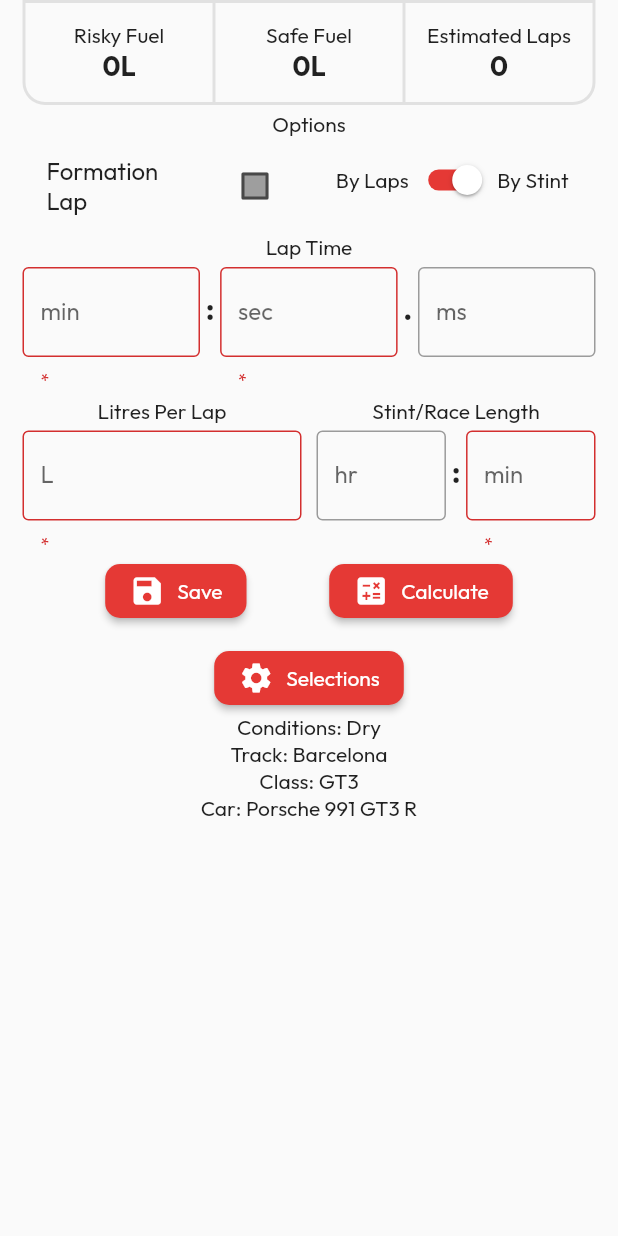
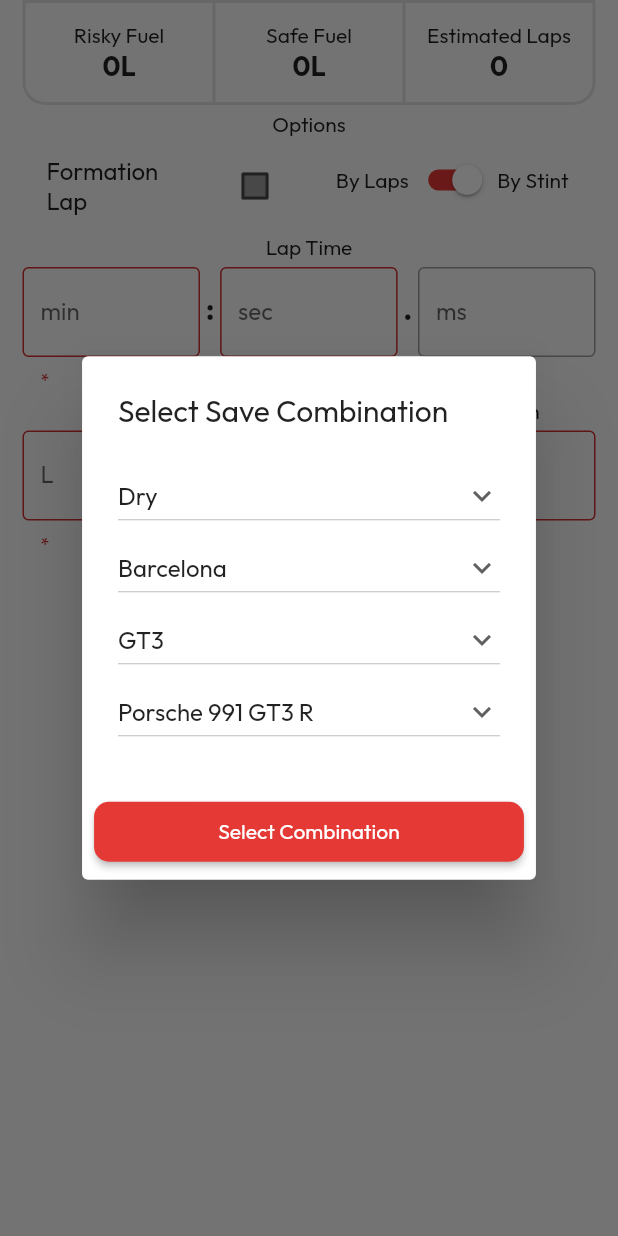
Before and after one commit to IntuitionLabsDevelopment/acc_fuel_app_flutter, a Flutter app: what calculatorScreen() shows on an empty page, opened directly, after a tap on "Calculate", after a tap on "Selections", on a phone screen of 412 x 824 dp. Run offline on Flutter 3.47's test engine with Material 2 defaults, Android fonts, the phone set to English and light mode, and no system bars; our stand-ins replace in_app_review, shared_preferences; accounts and stored records are empty.

Commit message:
Select dropdowns

```diff
--- a/lib/modules/screens/calculator_screen.dart
+++ b/lib/modules/screens/calculator_screen.dart
@@ -14,7 +14,7 @@ Widget calculatorScreen(BuildContext context) {
         children: [
           calculatorOutputDisplay(context),
           const CalculatorForm(),
-          calculatorSelectionsSection()
+          calculatorSelectionsSection(context)
         ],
       ),
     ),
--- a/lib/utils/helpers/car_info_helper.dart
+++ b/lib/utils/helpers/car_helper.dart
@@ -27,9 +27,18 @@ String getCarNameFromId(String id) {
 }
 
 List<String> getCarsFromClass(String carClass) {
-  List<String>? cars = constants.classes[carClass];
+  Map<String, List<String>> classesMap = Map.of(constants.classes);
+  List<String>? cars = classesMap[carClass];
+
   if (cars == null) {
     throw Error();
   }
-  return cars;
+
+  Map<String, String> carsMap = constants.cars;
+  Map<String, String> filteredCars = Map.from(carsMap)
+    ..removeWhere((key, value) => !cars.contains(key));
+  /* SORT ALPHABETICALLY */
+  List<String> filteredAndSortedCarIds = List.from(filteredCars.keys)
+    ..sort((a, b) => getCarNameFromId(a).compareTo(getCarNameFromId(b)));
+  return filteredAndSortedCarIds;
 }
--- /dev/null
+++ b/lib/utils/helpers/conditions_helper.dart
@@ -0,0 +1,18 @@
+import 'package:acc_fuel_app_flutter/constants/app_constants.dart' as constants;
+
+String getConditionsIdFromName(String name) {
+  if (constants.trackConditions.containsValue(name)) {
+    String id = constants.trackConditions.keys
+        .firstWhere((element) => constants.trackConditions[element] == name);
+    return id;
+  }
+  throw Error();
+}
+
+String getConditionsNameFromId(String id) {
+  String? name = constants.trackConditions[id];
+  if (name == null) {
+    throw Error();
+  }
+  return name;
+}
--- /dev/null
+++ b/lib/utils/helpers/track_helper.dart
@@ -0,0 +1,18 @@
+import 'package:acc_fuel_app_flutter/constants/app_constants.dart' as constants;
+
+String getTrackIdFromName(String name) {
+  if (constants.tracks.containsValue(name)) {
+    String id = constants.tracks.keys
+        .firstWhere((element) => constants.tracks[element] == name);
+    return id;
+  }
+  throw Error();
+}
+
+String getTrackNameFromId(String id) {
+  String? name = constants.tracks[id];
+  if (name == null) {
+    throw Error();
+  }
+  return name;
+}
--- a/lib/utils/ui/app_dialogs.dart
+++ b/lib/utils/ui/app_dialogs.dart
@@ -1,4 +1,9 @@
+import 'package:acc_fuel_app_flutter/utils/helpers/car_helper.dart';
+import 'package:acc_fuel_app_flutter/utils/helpers/conditions_helper.dart';
+import 'package:acc_fuel_app_flutter/utils/helpers/track_helper.dart';
+import 'package:acc_fuel_app_flutter/widgets/buttons/dropdown_button.dart';
 import 'package:acc_fuel_app_flutter/widgets/buttons/full_width_elevated_button.dart';
+import 'package:acc_fuel_app_flutter/widgets/selections_section.dart';
 import 'package:flutter/material.dart';
 import 'package:acc_fuel_app_flutter/constants/app_constants.dart' as constants;
 import 'package:in_app_review/in_app_review.dart';
@@ -48,3 +53,83 @@ void migrationDialog(BuildContext context) async {
     ),
   );
 }
+
+void calculatorOptionsDialog(BuildContext context) async {
+  showDialog(
+    context: context,
+    builder: (context) => AlertDialog(
+      title: const Text('Select Save Combination'),
+      content: Column(
+        mainAxisSize: MainAxisSize.min,
+        children: [
+          ValueListenableBuilder(
+              valueListenable: conditionsNotifier,
+              builder:
+                  (BuildContext context, String conditions, Widget? child) {
+                return dropdownButton(
+                    value: conditions,
+                    title: 'Conditions',
+                    options: constants.trackConditions.keys.toList(),
+                    optionMapper: (dynamic conditionsId) {
+                      return Text(getConditionsNameFromId(conditionsId));
+                    },
+                    onChanged: (dynamic value) {
+                      updateConditions(value);
+                    });
+              }),
+          ValueListenableBuilder(
+              valueListenable: tracksNotifier,
+              builder: (BuildContext context, String track, Widget? child) {
+                return dropdownButton(
+                    value: track,
+                    title: 'Track',
+                    options: constants.tracks.keys.toList(),
+                    optionMapper: (dynamic trackId) {
+                      return Text(getTrackNameFromId(trackId));
+                    },
+                    onChanged: (dynamic value) {
+                      updateTracks(value);
+                    });
+              }),
+          ValueListenableBuilder(
+              valueListenable: classNotifier,
+              builder: (BuildContext context, String carClass, Widget? child) {
+                return dropdownButton(
+                    value: carClass,
+                    title: 'Class',
+                    options: constants.classes.keys.toList(),
+                    onChanged: (dynamic value) {
+                      updateClass(value);
+                    });
+              }),
+          ValueListenableBuilder(
+              valueListenable: carOptionsNotifier,
+              builder:
+                  (BuildContext context, List<String> options, Widget? child) {
+                return ValueListenableBuilder(
+                    valueListenable: carNotifier,
+                    builder: (BuildContext context, String car, Widget? child) {
+                      return dropdownButton(
+                          value: car,
+                          title: 'Car',
+                          options: options,
+                          optionMapper: (dynamic carId) {
+                            return Text(getCarNameFromId(carId));
+                          },
+                          onChanged: (dynamic value) {
+                            updateCar(value);
+                          });
+                    });
+              }),
+        ],
+      ),
+      actions: [
+        fullWidthElevatedButton(
+            onPressed: () {
+              Navigator.of(context).pop();
+            },
+            child: const Text('Select Combination'))
+      ],
+    ),
+  );
+}
--- /dev/null
+++ b/lib/widgets/buttons/dropdown_button.dart
@@ -0,0 +1,23 @@
+import 'package:flutter/material.dart';
+
+Widget dropdownButton({
+  required String value,
+  required String title,
+  required List<String> options,
+  required void Function(dynamic) onChanged,
+  Widget Function(dynamic)? optionMapper,
+}) {
+  return DropdownButton(
+    isExpanded: true,
+    value: value,
+    icon: const Icon(Icons.keyboard_arrow_down),
+    hint: Text(title),
+    onChanged: onChanged,
+    items: options.map<DropdownMenuItem<String>>((String value) {
+      return DropdownMenuItem<String>(
+        value: value,
+        child: optionMapper != null ? optionMapper(value) : Text(value),
+      );
+    }).toList(),
+  );
+}
--- a/lib/widgets/calculator_output_section.dart
+++ b/lib/widgets/calculator_output_section.dart
@@ -2,6 +2,7 @@ import 'package:flutter/material.dart';
 
 Widget calculatorOutputSection({required String title, required String value}) {
   return Column(
+    mainAxisSize: MainAxisSize.min,
     mainAxisAlignment: MainAxisAlignment.center,
     children: [
       Text(
--- a/lib/widgets/selections_section.dart
+++ b/lib/widgets/selections_section.dart
@@ -1,12 +1,17 @@
-import 'package:acc_fuel_app_flutter/utils/helpers/car_info_helper.dart';
+import 'package:acc_fuel_app_flutter/utils/helpers/car_helper.dart';
+import 'package:acc_fuel_app_flutter/utils/helpers/conditions_helper.dart';
+import 'package:acc_fuel_app_flutter/utils/helpers/track_helper.dart';
+import 'package:acc_fuel_app_flutter/utils/ui/app_dialogs.dart';
 import 'package:acc_fuel_app_flutter/widgets/buttons/selections_button.dart';
 import 'package:flutter/material.dart';
 import 'package:shared_preferences/shared_preferences.dart';
 
-ValueNotifier<String> conditionsNotifier = ValueNotifier('Dry');
-ValueNotifier<String> tracksNotifier = ValueNotifier('Barcelona');
+ValueNotifier<String> conditionsNotifier = ValueNotifier('0');
+ValueNotifier<String> tracksNotifier = ValueNotifier('0');
 ValueNotifier<String> classNotifier = ValueNotifier('GT3');
 ValueNotifier<String> carNotifier = ValueNotifier('0');
+ValueNotifier<List<String>> carOptionsNotifier =
+    ValueNotifier(getCarsFromClass(classNotifier.value));
 
 void updateConditions(String value) async {
   conditionsNotifier.value = value;
@@ -23,7 +28,8 @@ void updateTracks(String value) async {
 void updateClass(String value) async {
   if (classNotifier.value != value) {
     List<String> carsForClass = getCarsFromClass(value);
-    carNotifier.value = carsForClass[0];
+    carOptionsNotifier.value = carsForClass;
+    updateCar(carsForClass[0]);
   }
   classNotifier.value = value;
 
@@ -34,27 +40,27 @@ void updateClass(String value) async {
 void updateCar(String value) async {
   carNotifier.value = value;
   SharedPreferences prefs = await SharedPreferences.getInstance();
-  prefs.setString('setCarId', value);
+  prefs.setString('setCar', value);
 }
 
-Widget calculatorSelectionsSection() {
+Widget calculatorSelectionsSection(BuildContext context) {
   return Padding(
     padding: const EdgeInsets.only(top: 10),
     child: Column(
       mainAxisAlignment: MainAxisAlignment.start,
       children: [
         selectionsButton(onPressed: () {
-          /* OPEN SELECTIONS DIALOG */
+          calculatorOptionsDialog(context);
         }),
         ValueListenableBuilder(
             valueListenable: conditionsNotifier,
             builder: (BuildContext context, String conditions, Widget? child) {
-              return Text('Conditions: ' + conditions);
+              return Text('Conditions: ' + getConditionsNameFromId(conditions));
             }),
         ValueListenableBuilder(
             valueListenable: tracksNotifier,
             builder: (BuildContext context, String track, Widget? child) {
-              return Text('Track: ' + track);
+              return Text('Track: ' + getTrackNameFromId(track));
             }),
         ValueListenableBuilder(
             valueListenable: classNotifier,
```
Also changed, not shown: lib/constants/app_constants.dart (+27 -24 lines), lib/utils/helpers/v2_to_v3_migrator.dart (+22 -8 lines), 1 other file.
